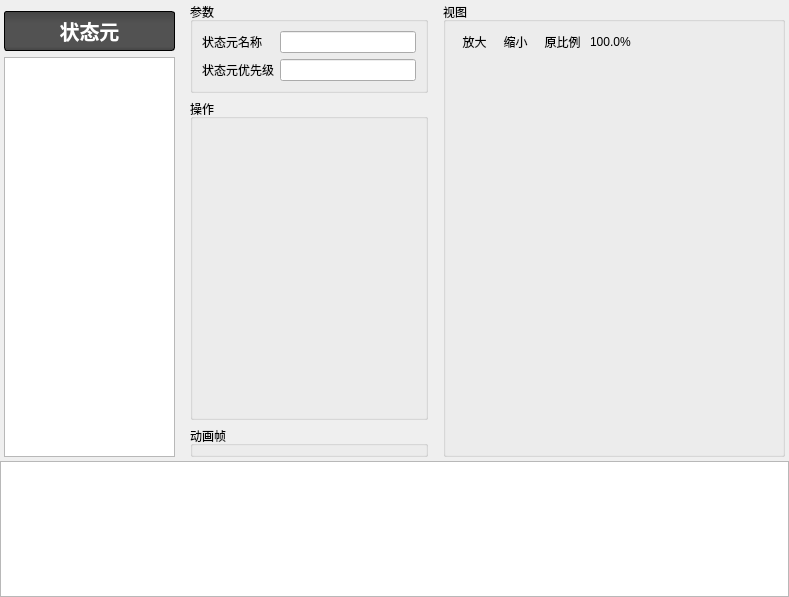
Qt form DrillGIFActionSequenceEditor/Source/ActionSeqModule/statePart/p_StatePart.ui (DrillUp/DrillGIFActionSequenceEditor) before a commit.
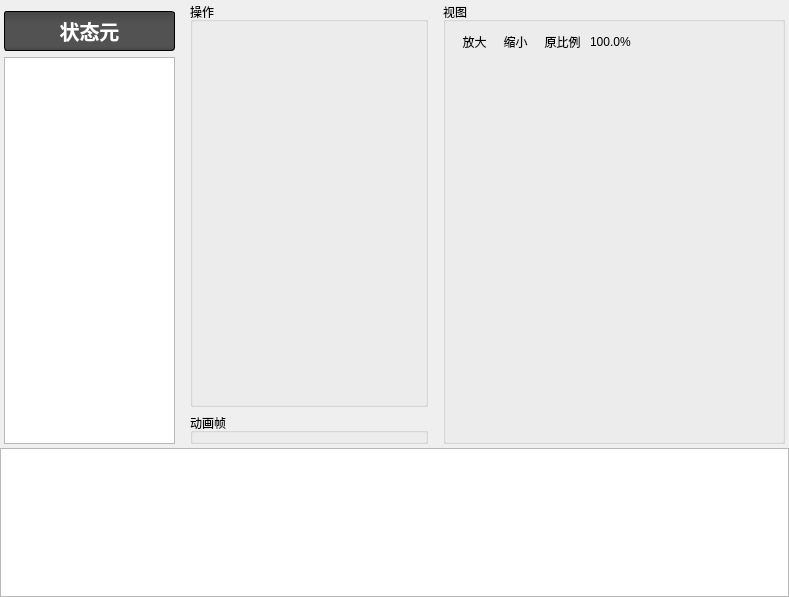
The same form after that commit. Icons and pictures are not drawn.

The edit to the form file:
```diff
--- a/DrillGIFActionSequenceEditor/Source/ActionSeqModule/statePart/p_StatePart.ui
+++ b/DrillGIFActionSequenceEditor/Source/ActionSeqModule/statePart/p_StatePart.ui
@@ -28,7 +28,7 @@
    </property>
    <item>
     <widget class="QWidget" name="widget" native="true">
-     <layout class="QVBoxLayout" name="verticalLayout" stretch="0,0">
+     <layout class="QVBoxLayout" name="verticalLayout" stretch="3,1">
       <property name="spacing">
        <number>2</number>
       </property>
@@ -114,41 +114,30 @@
             <property name="bottomMargin">
              <number>0</number>
             </property>
-            <item>
-             <widget class="QGroupBox" name="groupBox">
-              <property name="title">
-               <string>参数</string>
-              </property>
-              <layout class="QGridLayout" name="gridLayout" columnstretch="1,3">
-               <item row="0" column="1">
-                <widget class="QLineEdit" name="lineEdit_name"/>
-               </item>
-               <item row="0" column="0">
-                <widget class="QLabel" name="label_2">
-                 <property name="text">
-                  <string>状态元名称</string>
-                 </property>
-                </widget>
-               </item>
-               <item row="1" column="1">
-                <widget class="QLineEdit" name="lineEdit_2"/>
-               </item>
-               <item row="1" column="0">
-                <widget class="QLabel" name="label_3">
-                 <property name="text">
-                  <string>状态元优先级</string>
-                 </property>
-                </widget>
-               </item>
-              </layout>
-             </widget>
-            </item>
             <item>
              <widget class="QGroupBox" name="groupBox_2">
               <property name="title">
                <string>操作</string>
               </property>
               <layout class="QVBoxLayout" name="verticalLayout_3">
+               <property name="spacing">
+                <number>4</number>
+               </property>
+               <property name="leftMargin">
+                <number>4</number>
+               </property>
+               <property name="topMargin">
+                <number>4</number>
+               </property>
+               <property name="rightMargin">
+                <number>4</number>
+               </property>
+               <property name="bottomMargin">
+                <number>4</number>
+               </property>
+               <item>
+                <widget class="QWidget" name="widget_form" native="true"/>
+               </item>
                <item>
                 <spacer name="verticalSpacer">
                  <property name="orientation">
```
